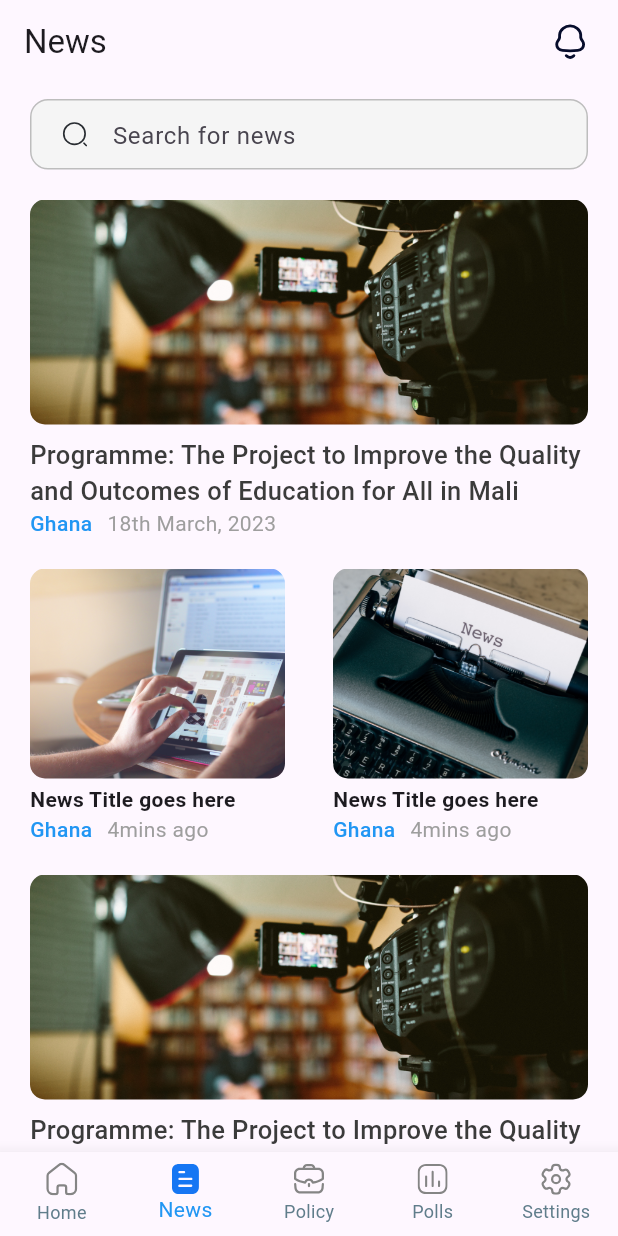
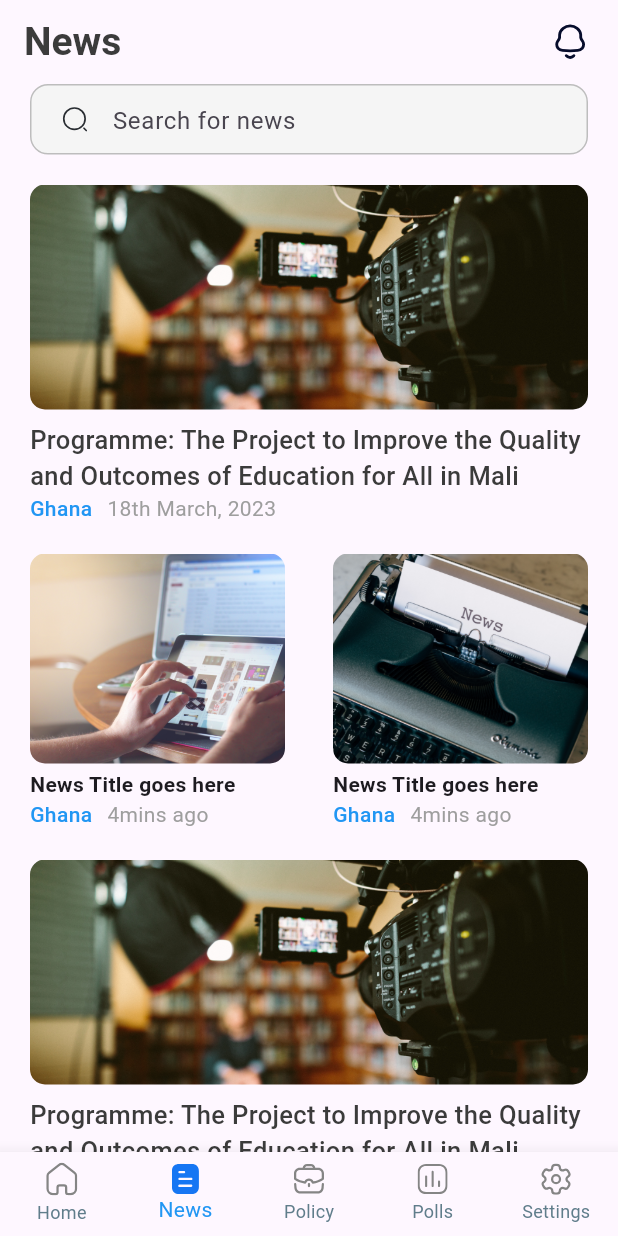
Before and after one commit to HumbleGh/shortchanged, a Flutter app: the screen it shows after launch, item 2 of the bottom bar chosen, on a phone screen of 412 x 824 dp. Run offline on Flutter 3.47's test engine with Material 2 defaults, Android fonts, the phone set to English and light mode, and no system bars; our stand-ins replace flutter_svg, gap, get, google_fonts.

Commit message:
minor changes

```diff
--- a/lib/pages/news_page.dart
+++ b/lib/pages/news_page.dart
@@ -4,6 +4,7 @@ import 'package:gap/gap.dart';
 import 'package:shortchanged/pages/notification_page.dart';
 import 'package:shortchanged/screens/news_screen.dart';
 import 'package:shortchanged/utils/app_layout.dart';
+import 'package:shortchanged/utils/app_style.dart';
 import 'package:shortchanged/widgets/large_news_card.dart';
 import 'package:shortchanged/widgets/small_news_card.dart';
 
@@ -18,7 +19,13 @@ class _NewsPageState extends State<NewsPage> {
   @override
   Widget build(BuildContext context) {
     return Scaffold(
-      appBar: AppBar(title: const Text('News'), centerTitle: false, actions: [
+      appBar: AppBar(
+          title: Text(
+            'News',
+            style: Styles.headLineStyle1,
+          ),
+          centerTitle: false,
+          actions: [
             GestureDetector(
               onTap: () {
                 Navigator.push(
@@ -49,7 +56,7 @@ class _NewsPageState extends State<NewsPage> {
               Container(
                 height: 47,
                 width: double.infinity,
-                margin: const EdgeInsets.fromLTRB(20, 10, 20, 20),
+                margin: const EdgeInsets.fromLTRB(20, 0, 20, 20),
                 padding: const EdgeInsets.symmetric(
                   horizontal: 20,
                 ),
```
Lines whose indentation alone changed are shown as unchanged.
